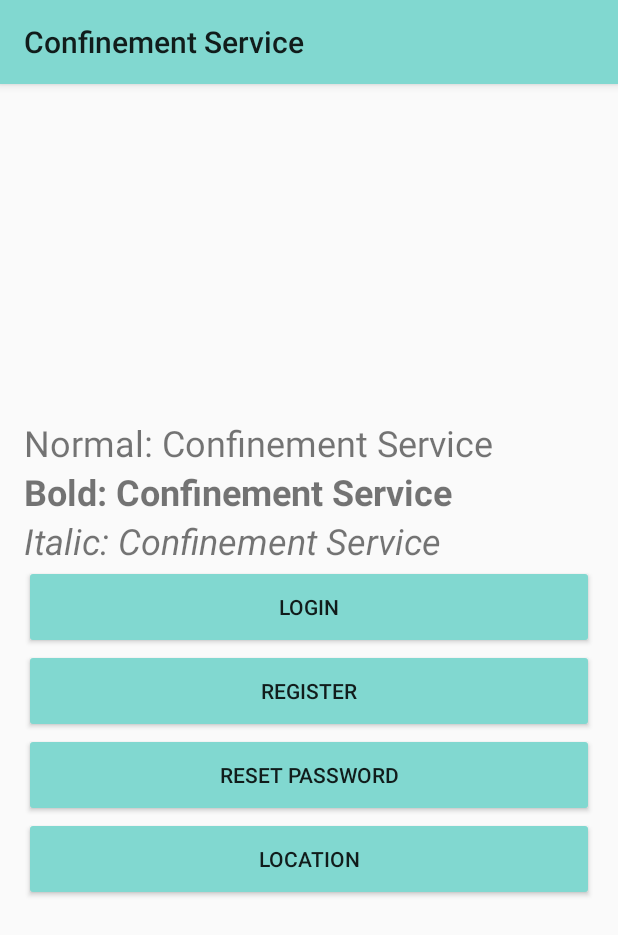
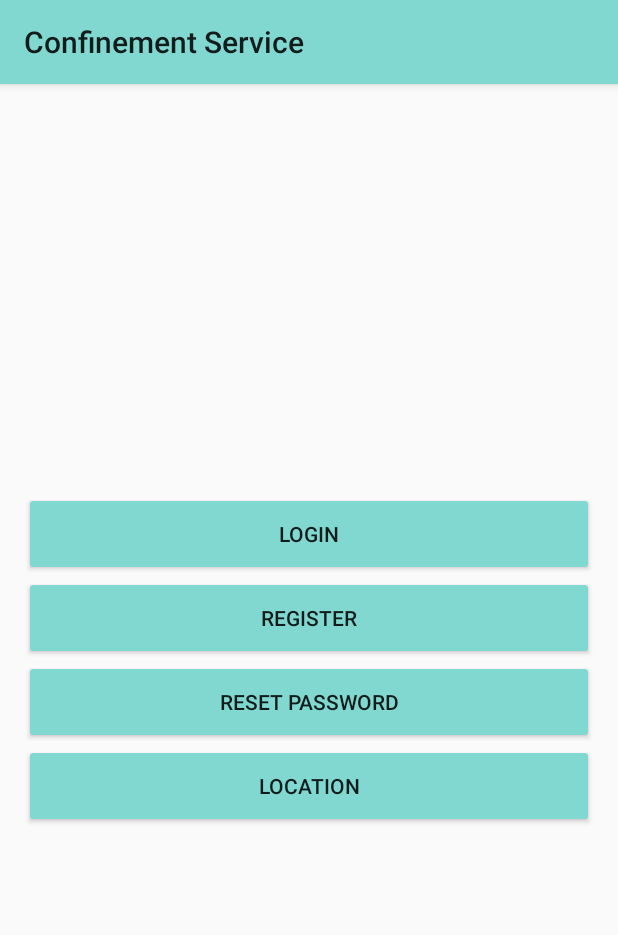
Before and after one commit to adrianfoong8/CSApp, an Android app: the screen it shows after launch (MainActivity), on a phone screen of 412 x 824 dp. Shown: the top 935 px of the screen. Run offline under Robolectric (Android 15) with nearby library versions, the phone set to English and light mode, and no system bars; our stand-ins replace Firebase (no records; nobody signed in at launch, a user with empty details on screens opened directly).

```diff
--- a/app/src/main/java/com/example/csapp/MapsActivity.java
+++ b/app/src/main/java/com/example/csapp/MapsActivity.java
@@ -56,7 +56,7 @@ public class MapsActivity extends FragmentActivity implements OnMapReadyCallback
                 MarkerOptions markerOptions = new MarkerOptions();
                 markerOptions.position(latLng);
                 markerOptions.title("Current Position");
-                markerOptions.icon(BitmapDescriptorFactory.defaultMarker(BitmapDescriptorFactory.HUE_MAGENTA));
+                markerOptions.icon(BitmapDescriptorFactory.defaultMarker(BitmapDescriptorFactory.HUE_CYAN));
                 mMarker = mMap.addMarker(markerOptions);
 
                 //move map camera
@@ -93,7 +93,7 @@ public class MapsActivity extends FragmentActivity implements OnMapReadyCallback
         mLocationRequest = new LocationRequest();
         mLocationRequest.setInterval(120000); // two minute interval
         mLocationRequest.setFastestInterval(120000);
-        mLocationRequest.setPriority(LocationRequest.PRIORITY_HIGH_ACCURACY);
+        mLocationRequest.setPriority(LocationRequest.PRIORITY_BALANCED_POWER_ACCURACY);
 
         if (android.os.Build.VERSION.SDK_INT >= Build.VERSION_CODES.M) {
             if (ContextCompat.checkSelfPermission(this,
--- a/app/src/main/res/layout/activity_main.xml
+++ b/app/src/main/res/layout/activity_main.xml
@@ -11,27 +11,6 @@
         android:gravity="center"
         android:orientation="vertical"
         android:padding="16dp">
-
-        <TextView
-            android:layout_width="match_parent"
-            android:layout_height="wrap_content"
-            android:text="Normal: Confinement Service"
-            android:textSize="24sp"
-            android:textStyle="normal" />
-
-        <TextView
-            android:layout_width="match_parent"
-            android:layout_height="wrap_content"
-            android:text="Bold: Confinement Service"
-            android:textSize="24sp"
-            android:textStyle="bold" />
-
-        <TextView
-            android:layout_width="match_parent"
-            android:layout_height="wrap_content"
-            android:text="Italic: Confinement Service"
-            android:textSize="24sp"
-            android:textStyle="italic" />
 
         <Button
             android:id="@+id/btn_login"
```
